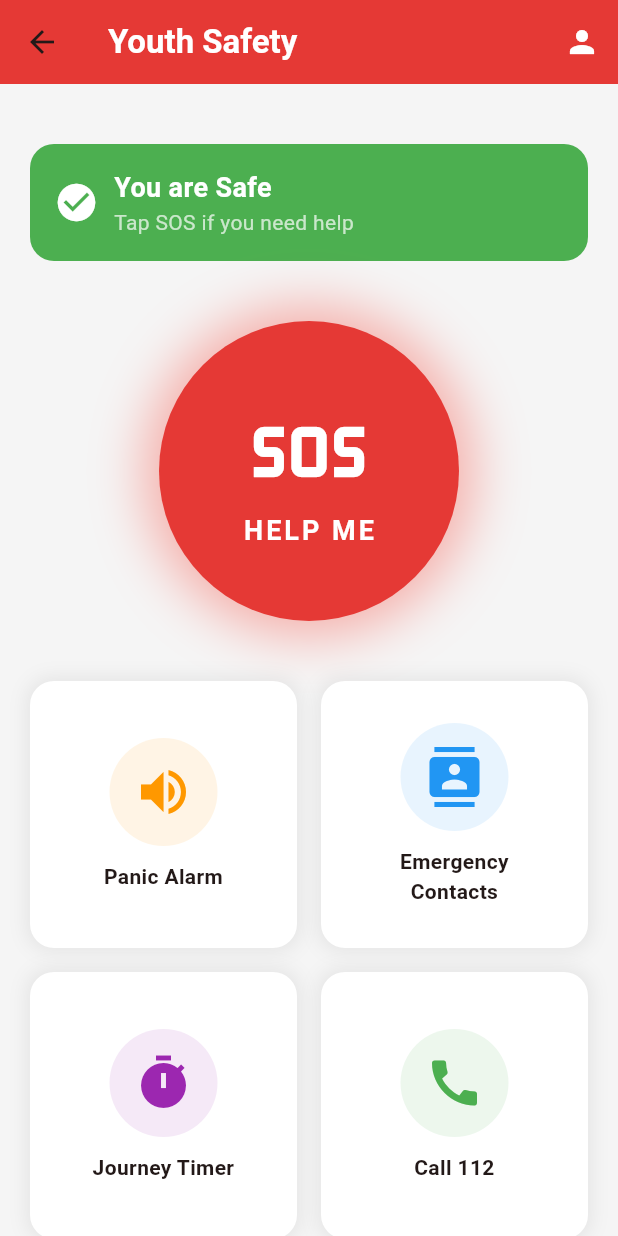
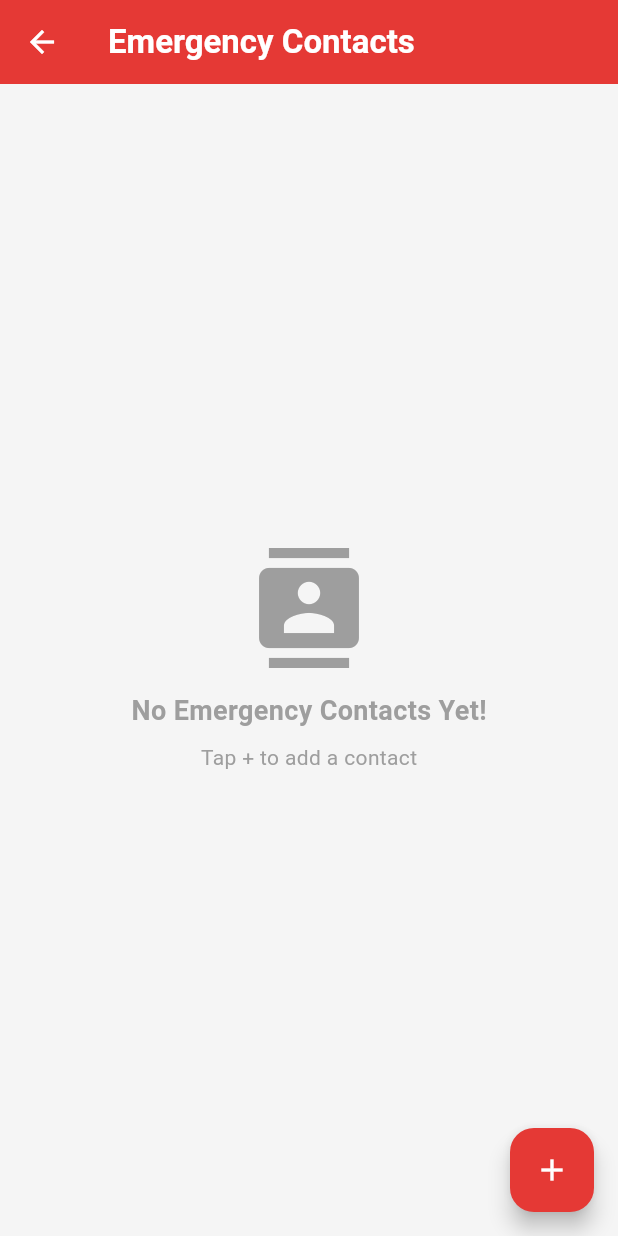
Before and after one commit to pradnyabodke7-max/youth-safety-app-demo, a Flutter app: the HomeScreen screen opened by its route, after a tap on an icon or button, on a phone screen of 412 x 824 dp. Run offline on Flutter 3.47's test engine with Material 3 defaults, Android fonts, the phone set to English and light mode, and no system bars; our stand-ins replace shared_preferences; accounts and stored records are empty.

Commit message:
Added Emergency Contacts Screen

```diff
--- a/lib/main.dart
+++ b/lib/main.dart
@@ -1,3 +1,4 @@
+
 // lib/main.dart
 
 import 'package:flutter/material.dart';
@@ -5,6 +6,7 @@ import 'package:youth_safety_app/screens/splash_screen.dart';
 import 'package:youth_safety_app/screens/login_screen.dart';
 import 'package:youth_safety_app/screens/signup_screen.dart';
 import 'package:youth_safety_app/screens/home_screen.dart';
+import 'package:youth_safety_app/screens/contacts_screen.dart';
 
 void main() {
   runApp(const MyApp());
@@ -37,6 +39,7 @@ class MyApp extends StatelessWidget {
         '/login': (context) => const LoginScreen(),
         '/signup': (context) => const SignupScreen(),
         '/home': (context) => const HomeScreen(),
+        '/contacts': (context) => const ContactsScreen(),
       },
     );
   }
--- /dev/null
+++ b/lib/screens/contacts_screen.dart
@@ -0,0 +1,265 @@
+// lib/screens/contacts_screen.dart
+
+import 'package:flutter/material.dart';
+import 'package:shared_preferences/shared_preferences.dart';
+import 'dart:convert';
+
+class ContactsScreen extends StatefulWidget {
+  const ContactsScreen({super.key});
+
+  @override
+  State<ContactsScreen> createState() => _ContactsScreenState();
+}
+
+class _ContactsScreenState extends State<ContactsScreen> {
+  // List to store all contacts
+  List<Map<String, String>> contacts = [];
+
+  // Controllers for the input fields
+  final TextEditingController _nameController = TextEditingController();
+  final TextEditingController _phoneController = TextEditingController();
+
+  @override
+  void initState() {
+    super.initState();
+    // Load saved contacts when screen opens
+    _loadContacts();
+  }
+
+  // Load contacts from phone storage
+  Future<void> _loadContacts() async {
+    final prefs = await SharedPreferences.getInstance();
+    final String? contactsJson = prefs.getString('emergency_contacts');
+    if (contactsJson != null) {
+      final List<dynamic> decoded = jsonDecode(contactsJson);
+      setState(() {
+        contacts = decoded
+            .map((e) => Map<String, String>.from(e))
+            .toList();
+      });
+    }
+  }
+
+  // Save contacts to phone storage
+  Future<void> _saveContacts() async {
+    final prefs = await SharedPreferences.getInstance();
+    await prefs.setString('emergency_contacts', jsonEncode(contacts));
+  }
+
+  // Add a new contact
+  void _addContact() {
+    showDialog(
+      context: context,
+      builder: (context) => AlertDialog(
+        title: const Text(
+          'Add Emergency Contact',
+          style: TextStyle(
+            color: Color(0xFFE53935),
+            fontWeight: FontWeight.bold,
+          ),
+        ),
+        content: Column(
+          mainAxisSize: MainAxisSize.min,
+          children: [
+            // Name Field
+            TextField(
+              controller: _nameController,
+              decoration: InputDecoration(
+                hintText: 'Contact Name',
+                prefixIcon: const Icon(Icons.person),
+                border: OutlineInputBorder(
+                  borderRadius: BorderRadius.circular(12),
+                ),
+              ),
+            ),
+
+            const SizedBox(height: 16),
+
+            // Phone Field
+            TextField(
+              controller: _phoneController,
+              keyboardType: TextInputType.phone,
+              decoration: InputDecoration(
+                hintText: 'Phone Number',
+                prefixIcon: const Icon(Icons.phone),
+                border: OutlineInputBorder(
+                  borderRadius: BorderRadius.circular(12),
+                ),
+              ),
+            ),
+          ],
+        ),
+        actions: [
+          // Cancel Button
+          TextButton(
+            onPressed: () {
+              _nameController.clear();
+              _phoneController.clear();
+              Navigator.pop(context);
+            },
+            child: const Text('Cancel'),
+          ),
+
+          // Save Button
+          ElevatedButton(
+            onPressed: () {
+              if (_nameController.text.isNotEmpty &&
+                  _phoneController.text.isNotEmpty) {
+                setState(() {
+                  contacts.add({
+                    'name': _nameController.text,
+                    'phone': _phoneController.text,
+                  });
+                });
+                _saveContacts();
+                _nameController.clear();
+                _phoneController.clear();
+                Navigator.pop(context);
+              }
+            },
+            style: ElevatedButton.styleFrom(
+              backgroundColor: const Color(0xFFE53935),
+            ),
+            child: const Text(
+              'Save',
+              style: TextStyle(color: Colors.white),
+            ),
+          ),
+        ],
+      ),
+    );
+  }
+
+  // Delete a contact
+  void _deleteContact(int index) {
+    setState(() {
+      contacts.removeAt(index);
+    });
+    _saveContacts();
+  }
+
+  @override
+  Widget build(BuildContext context) {
+    return Scaffold(
+      backgroundColor: Colors.grey[100],
+
+      // Top Bar
+      appBar: AppBar(
+        backgroundColor: const Color(0xFFE53935),
+        title: const Text(
+          'Emergency Contacts',
+          style: TextStyle(
+            color: Colors.white,
+            fontWeight: FontWeight.bold,
+          ),
+        ),
+        leading: IconButton(
+          icon: const Icon(Icons.arrow_back, color: Colors.white),
+          onPressed: () {
+            Navigator.pop(context);
+          },
+        ),
+      ),
+
+      // Add Contact Button
+      floatingActionButton: FloatingActionButton(
+        onPressed: _addContact,
+        backgroundColor: const Color(0xFFE53935),
+        child: const Icon(Icons.add, color: Colors.white),
+      ),
+
+      body: contacts.isEmpty
+          ? const Center(
+              child: Column(
+                mainAxisAlignment: MainAxisAlignment.center,
+                children: [
+                  Icon(
+                    Icons.contacts,
+                    size: 80,
+                    color: Colors.grey,
+                  ),
+                  SizedBox(height: 16),
+                  Text(
+                    'No Emergency Contacts Yet!',
+                    style: TextStyle(
+                      fontSize: 18,
+                      color: Colors.grey,
+                      fontWeight: FontWeight.bold,
+                    ),
+                  ),
+                  SizedBox(height: 8),
+                  Text(
+                    'Tap + to add a contact',
+                    style: TextStyle(
+                      fontSize: 14,
+                      color: Colors.grey,
+                    ),
+                  ),
+                ],
+              ),
+            )
+          : ListView.builder(
+              padding: const EdgeInsets.all(16),
+              itemCount: contacts.length,
+              itemBuilder: (context, index) {
+                return Container(
+                  margin: const EdgeInsets.only(bottom: 12),
+                  decoration: BoxDecoration(
+                    color: Colors.white,
+                    borderRadius: BorderRadius.circular(16),
+                    boxShadow: [
+                      BoxShadow(
+                        color: Colors.grey.withOpacity(0.2),
+                        blurRadius: 10,
+                        spreadRadius: 2,
+                      ),
+                    ],
+                  ),
+                  child: ListTile(
+                    contentPadding: const EdgeInsets.all(12),
+
+                    // Contact Avatar
+                    leading: CircleAvatar(
+                      backgroundColor: const Color(0xFFE53935),
+                      child: Text(
+                        contacts[index]['name']![0].toUpperCase(),
+                        style: const TextStyle(
+                          color: Colors.white,
+                          fontWeight: FontWeight.bold,
+                        ),
+                      ),
+                    ),
+
+                    // Contact Name
+                    title: Text(
+                      contacts[index]['name']!,
+                      style: const TextStyle(
+                        fontWeight: FontWeight.bold,
+                        fontSize: 16,
+                      ),
+                    ),
+
+                    // Contact Phone
+                    subtitle: Text(
+                      contacts[index]['phone']!,
+                      style: const TextStyle(
+                        color: Colors.grey,
+                        fontSize: 14,
+                      ),
+                    ),
+
+                    // Delete Button
+                    trailing: IconButton(
+                      icon: const Icon(
+                        Icons.delete,
+                        color: Colors.red,
+                      ),
+                      onPressed: () => _deleteContact(index),
+                    ),
+                  ),
+                );
+              },
+            ),
+    );
+  }
+}
```
